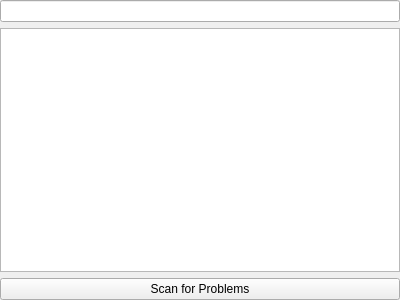
KDAB/GammaRay, file ui/tools/problemreporter/problemreporterwidget.ui: the form before one commit.
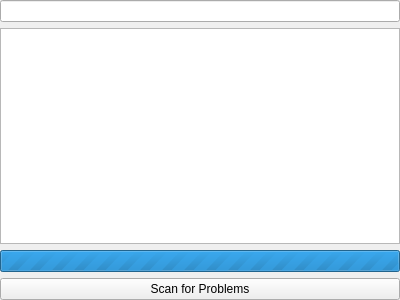
The form after the commit. Custom widgets are drawn as their Qt base class.

Commit message:
Add busy indicator to the ProblemReporter UI
together with the server-side infrastructure to inform about started and
finished problem scans.

What changed in the file:
```diff
--- a/ui/tools/problemreporter/problemreporterwidget.ui
+++ b/ui/tools/problemreporter/problemreporterwidget.ui
@@ -24,6 +24,16 @@
      </property>
     </widget>
    </item>
+   <item>
+    <widget class="QProgressBar" name="progressBar">
+     <property name="maximum">
+      <number>0</number>
+     </property>
+     <property name="value">
+      <number>0</number>
+     </property>
+    </widget>
+   </item>
    <item>
     <widget class="QPushButton" name="scanButton">
      <property name="text">
```
The commit also changes 6 other files.
